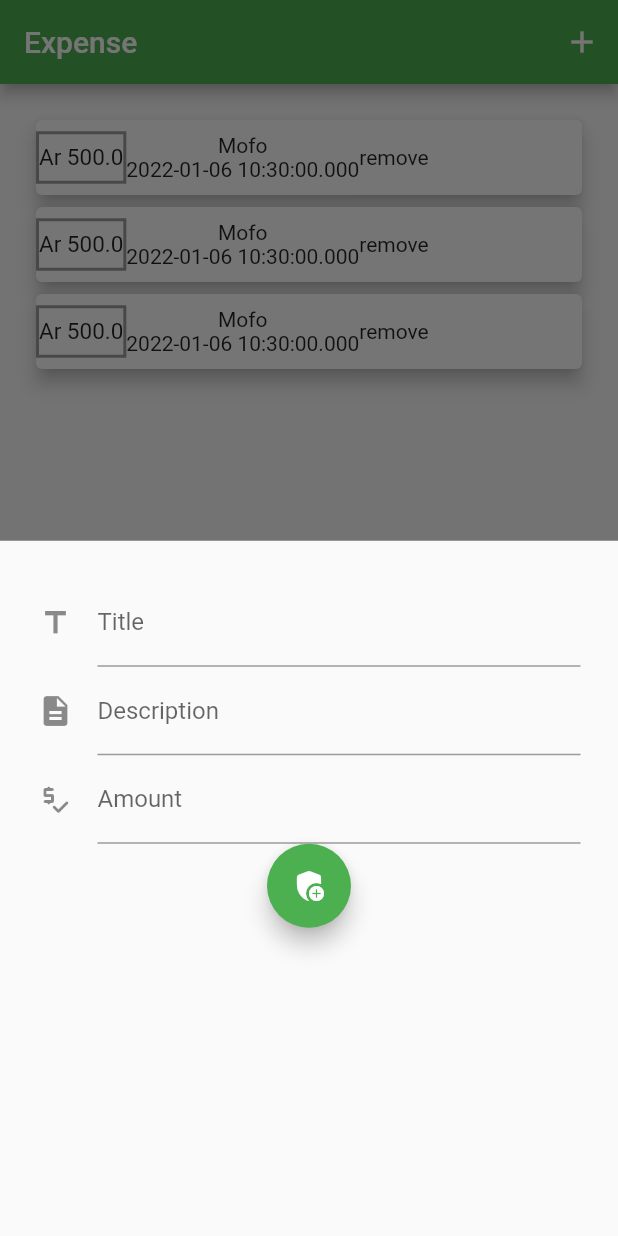
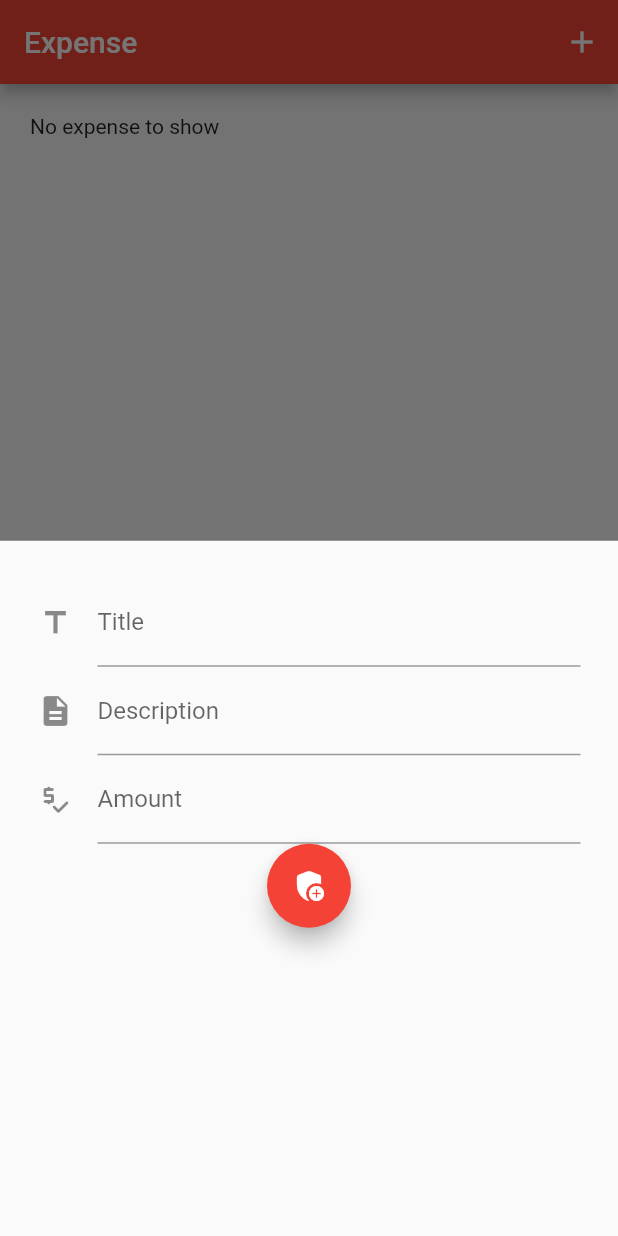
Before and after one commit to andryroid/expense_app, a Flutter app: the screen it shows after launch, after a tap on the "add" icon, on a phone screen of 412 x 824 dp. Run offline on Flutter 3.47's test engine with Material 2 defaults, Android fonts, the phone set to English and light mode, and no system bars.

Commit message:
refactor app

```diff
--- a/lib/main.dart
+++ b/lib/main.dart
@@ -23,8 +23,7 @@
           // or simply save your changes to "hot reload" in a Flutter IDE).
           // Notice that the counter didn't reset back to zero; the application
           // is not restarted.
-        primarySwatch: Colors.green,
-      ),
+          primarySwatch: Colors.red),
       home: const MyHomePage(title: 'Expense App'),
     );
   }
--- a/lib/widgets/expense/add_expense.dart
+++ b/lib/widgets/expense/add_expense.dart
@@ -6,18 +6,15 @@ class AddExpense extends StatefulWidget {
   AddExpense(this.handleAddExpense);
 
   @override
-  State<AddExpense> createState() => _AddExpenseState(handleAddExpense);
+  State<AddExpense> createState() => _AddExpenseState();
 }
 
 class _AddExpenseState extends State<AddExpense> {
-  final Function handleAddExpense;
   final titleController = TextEditingController();
 
   final descriptionController = TextEditingController();
 
   var amountController = TextEditingController();
-
-  _AddExpenseState(this.handleAddExpense);
 
   @override
   Widget build(BuildContext context) {
@@ -43,7 +40,9 @@ class _AddExpenseState extends State<AddExpense> {
         FloatingActionButton(
             onPressed: () {
               //add expense
-              handleAddExpense(titleController.text, descriptionController.text,
+              widget.handleAddExpense(
+                  titleController.text,
+                  descriptionController.text,
                   double.parse(amountController.text));
               showAboutDialog(
                   context: context,
--- a/lib/widgets/expense/expense_card.dart
+++ b/lib/widgets/expense/expense_card.dart
@@ -13,10 +13,12 @@ class ExpenseCard extends StatelessWidget {
       elevation: 5,
       child: Container(
         height: 50,
-        child: Row(children: [
+        child:
+            Row(mainAxisAlignment: MainAxisAlignment.spaceBetween, children: [
           Container(
-            decoration:
-                BoxDecoration(border: Border.all(color: Colors.grey, width: 2)),
+            decoration: BoxDecoration(
+                border: Border.all(
+                    color: Theme.of(context).secondaryHeaderColor, width: 2)),
             height: 35,
             child: Column(
               mainAxisAlignment: MainAxisAlignment.center,
@@ -30,7 +32,13 @@ class ExpenseCard extends StatelessWidget {
           ),
           Column(
             mainAxisAlignment: MainAxisAlignment.center,
-            children: [Text(_title), Text(_at.toString())],
+            children: [
+              Text(_title),
+              Text(
+                _at.toString(),
+                style: const TextStyle(color: Colors.grey),
+              )
+            ],
           ),
           const Text('remove')
         ]),
--- a/lib/widgets/home/home.dart
+++ b/lib/widgets/home/home.dart
@@ -26,11 +26,7 @@ class _MyHomePageState extends State<MyHomePage> {
   final title = TextEditingController();
   final description = TextEditingController();
   // create expense object
-  final List<Expense> expenses = [
-    Expense("Mofo", "Kaly maraina", DateTime.now(), 500),
-    Expense("Mofo", "Kaly maraina", DateTime.now(), 500),
-    Expense("Mofo", "Kaly maraina", DateTime.now(), 500)
-  ];
+  final List<Expense> expenses = [];
 
   //add expense
   void handleAddExpense(String title, String description, double amount) {
@@ -74,7 +70,9 @@ class _MyHomePageState extends State<MyHomePage> {
         child: Container(
           height: 500,
           margin: const EdgeInsets.all(20),
-          child: ExpenseList(expenses),
+          child: expenses.isEmpty
+              ? const Text('No expense to show')
+              : ExpenseList(expenses),
         ),
       ),
       floatingActionButton: FloatingActionButton(
```
Lines whose indentation alone changed are shown as unchanged.
